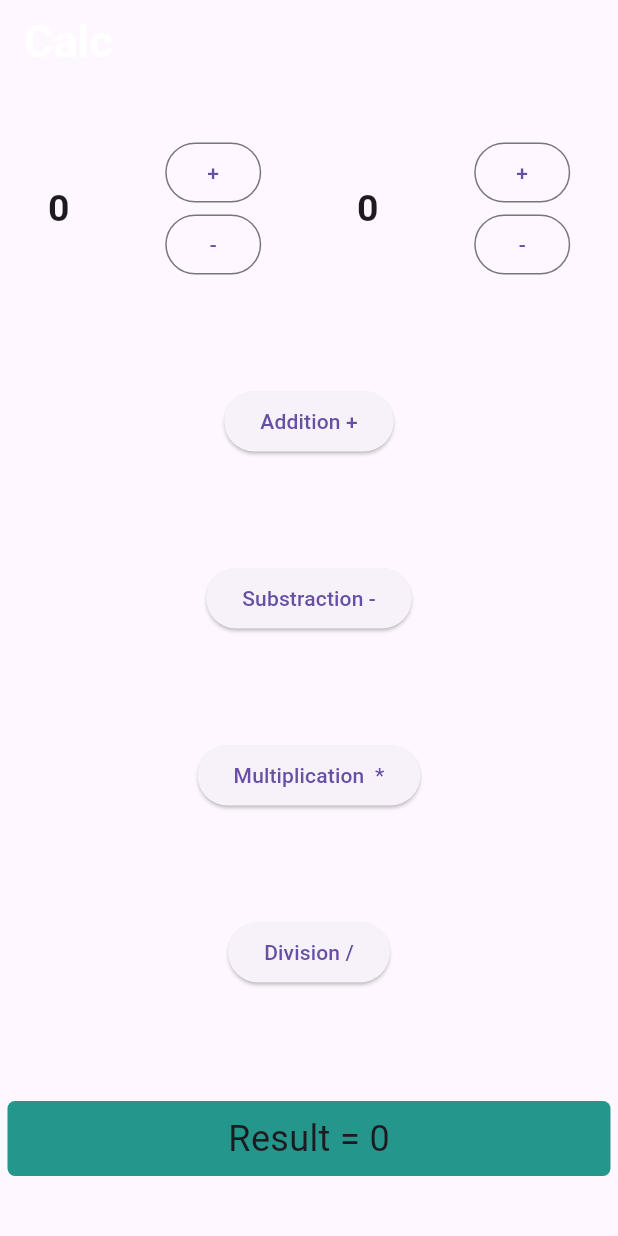
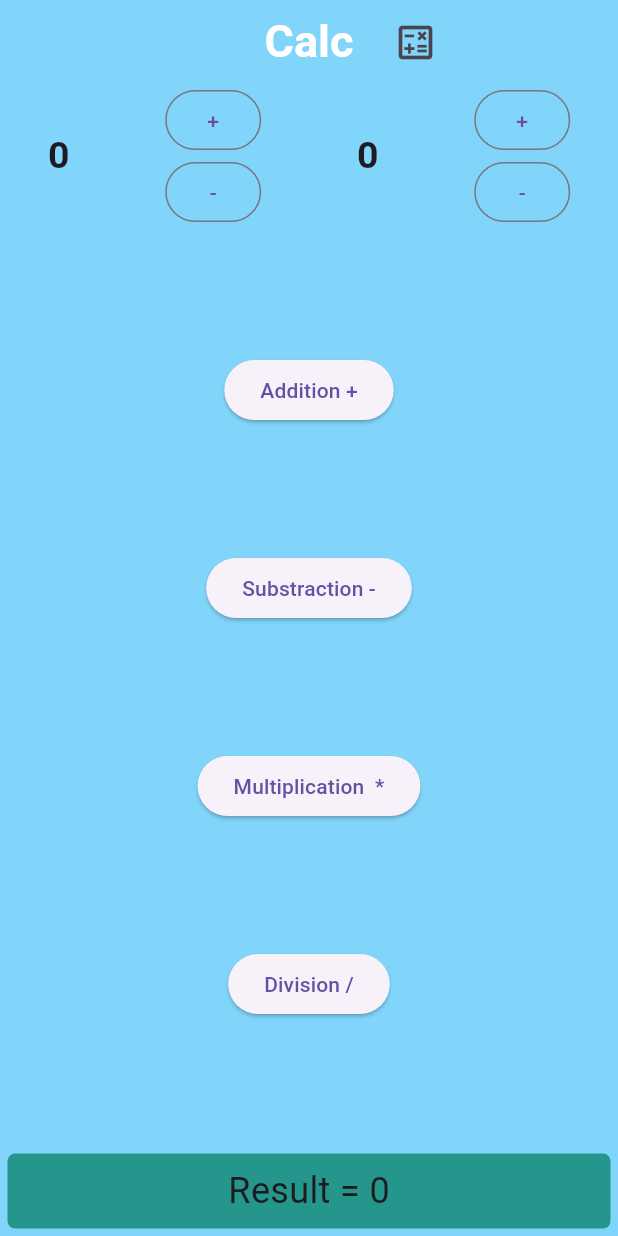
Before and after one commit to OussemaRazouane/Calculatrice-1, a Flutter app: the screen it shows after launch, on a phone screen of 412 x 824 dp. Run offline on Flutter 3.47's test engine with Material 3 defaults, Android fonts, the phone set to English and light mode, and no system bars.

Commit message:
Solve errer

```diff
--- a/lib/home.dart
+++ b/lib/home.dart
@@ -19,10 +19,17 @@ class _HomeState extends State<Home> {
           style: TextStyle(
               fontSize: 30, fontWeight: FontWeight.bold, color: Colors.white),
         ),
+        centerTitle: true,
+        actions: const [
+          Icon(Icons.calculate_outlined,size:30),
+          SizedBox(width:120,),
+        ],
+        backgroundColor: Colors.lightBlue.shade200,
       ),
+      backgroundColor: Colors.lightBlue.shade200,
       body: Center(
         child: Column(
-          mainAxisAlignment: MainAxisAlignment.spaceAround,
+          mainAxisAlignment: MainAxisAlignment.spaceBetween,
           children: [
             Row(
               mainAxisAlignment: MainAxisAlignment.spaceAround,
```
